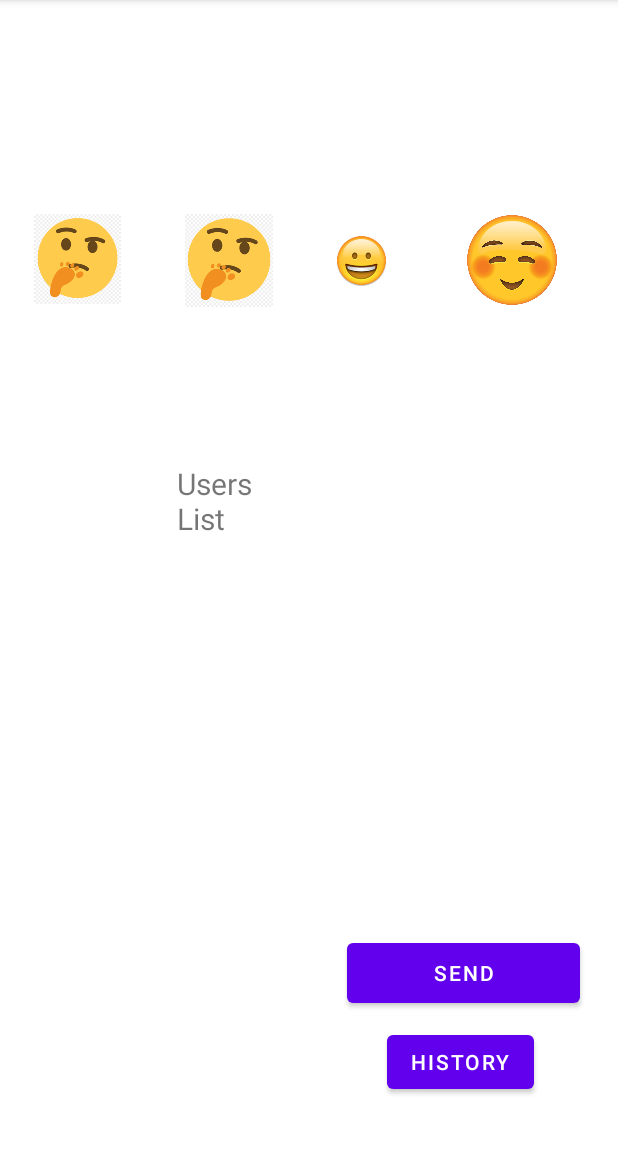
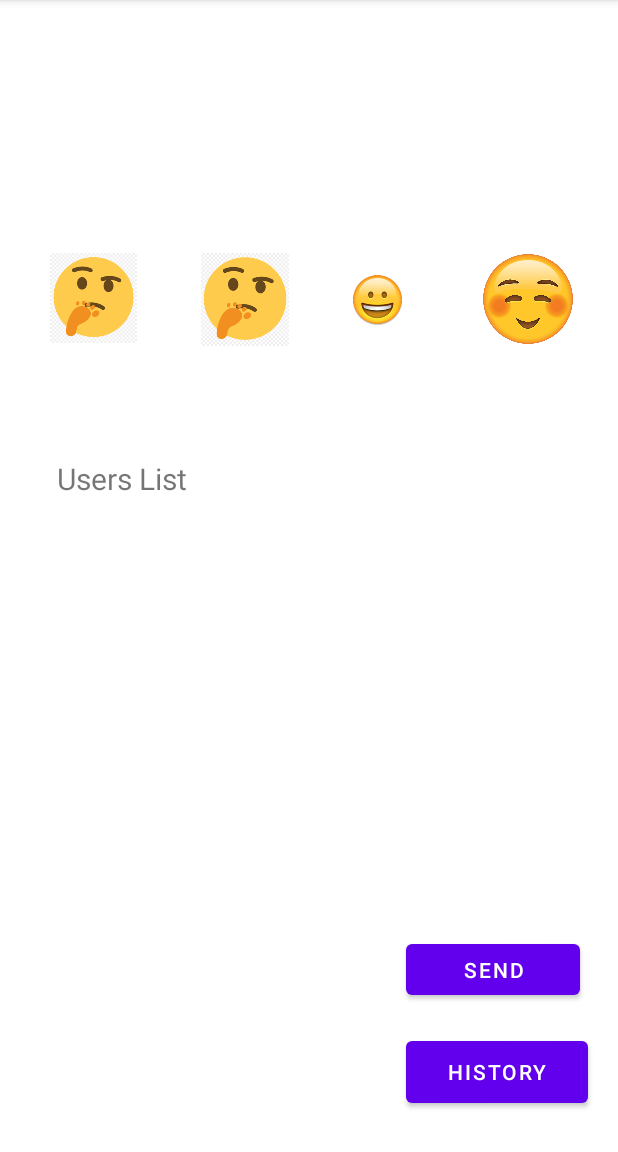
Before and after one commit to YiqianDeng/PawFriends-Team_Firebase-aassignment, an Android app: the StickerSendActivity screen opened directly, with no data from a screen before it, on a phone screen of 412 x 824 dp, the part 84-1236 px from its top. Run offline under Robolectric (Android 15) with nearby library versions, the phone set to English and light mode, and no system bars; our stand-ins replace Firebase (no records; nobody signed in at launch, a user with empty details on screens opened directly).

Commit message:
latest version

```diff
--- a/app/src/main/java/edu/neu/madcourse/firebase/MessagingService.java
+++ b/app/src/main/java/edu/neu/madcourse/firebase/MessagingService.java
@@ -29,6 +29,7 @@ public class MessagingService extends FirebaseMessagingService {
     @Override
     public void onMessageReceived(RemoteMessage remoteMessage) {
         remoteMessage.getData();
+        int i =0 ;
         if (remoteMessage.getNotification() != null) {
             showNotification(remoteMessage.getNotification().getBody(), remoteMessage.getNotification().getTag());
         }
--- a/app/src/main/java/edu/neu/madcourse/firebase/StickerSendActivity.java
+++ b/app/src/main/java/edu/neu/madcourse/firebase/StickerSendActivity.java
@@ -64,8 +64,8 @@ public class StickerSendActivity extends AppCompatActivity {
         //initial
         SERVER_KEY = getIntent().getStringExtra("SERVER_KEY");
         username = getIntent().getStringExtra("username");
-        int i = 0;
-        Log.d(TAG, username.toString());
+//        int i = 0;
+//        Log.d(TAG, username.toString());
         Button bttn_send_img = findViewById(R.id.bttn_send_img);
 
 
@@ -166,7 +166,7 @@ public class StickerSendActivity extends AppCompatActivity {
                             }
                         }).start();
 
-                }else {
+                    }else {
                         Toast.makeText(getApplicationContext(), "Connection Error", Toast.LENGTH_LONG).show();
                     }
 
--- a/app/src/main/res/layout/activity_send_page.xml
+++ b/app/src/main/res/layout/activity_send_page.xml
@@ -12,74 +12,71 @@
         android:id="@+id/include"
         layout="@layout/content_emoji"
         android:layout_width="390dp"
-        android:layout_height="141dp"
-        android:layout_marginTop="93dp"
-        android:layout_marginBottom="422dp"
-        app:layout_constraintBottom_toTopOf="@+id/bttn_history"
-        app:layout_constraintTop_toTopOf="@+id/textWindow"
-        app:layout_constraintVertical_bias="1.0"
-        tools:layout_editor_absoluteX="10dp" />
+        android:layout_height="140dp"
+        app:layout_constraintBottom_toBottomOf="parent"
+        app:layout_constraintEnd_toEndOf="parent"
+        app:layout_constraintHorizontal_bias="0.476"
+        app:layout_constraintStart_toStartOf="parent"
+        app:layout_constraintTop_toTopOf="parent"
+        app:layout_constraintVertical_bias="0.213" />
 
     <ListView
         android:id="@+id/usersListView"
-        android:layout_width="199dp"
-        android:layout_height="239dp"
-        android:layout_marginStart="40dp"
-        android:layout_marginBottom="154dp"
+        android:layout_width="194dp"
+        android:layout_height="255dp"
         app:layout_constraintBottom_toBottomOf="parent"
+        app:layout_constraintEnd_toEndOf="parent"
+        app:layout_constraintHorizontal_bias="0.175"
         app:layout_constraintStart_toStartOf="parent"
-        app:layout_constraintTop_toBottomOf="@+id/textView" />
+        app:layout_constraintTop_toBottomOf="@+id/include"
+        app:layout_constraintVertical_bias="0.431" />
 
     <TextView
         android:id="@+id/textWindow"
-        android:layout_width="0dp"
-        android:layout_height="wrap_content"
+        android:layout_width="370dp"
+        android:layout_height="45dp"
         android:textAlignment="center"
         android:textSize="18sp"
-        app:layout_constraintBottom_toBottomOf="parent"
+        app:layout_constraintBottom_toTopOf="@+id/include"
         app:layout_constraintEnd_toEndOf="parent"
         app:layout_constraintStart_toStartOf="parent"
-        app:layout_constraintTop_toTopOf="parent"
-        app:layout_constraintVertical_bias="0.037" />
+        app:layout_constraintTop_toTopOf="parent" />
 
     <Button
         android:id="@+id/bttn_send_img"
-        android:layout_width="155dp"
-        android:layout_height="52dp"
+        android:layout_width="116dp"
+        android:layout_height="46dp"
         android:text="@string/send"
         app:layout_constraintBottom_toBottomOf="parent"
         app:layout_constraintEnd_toEndOf="parent"
-        app:layout_constraintHorizontal_bias="0.902"
+        app:layout_constraintHorizontal_bias="0.915"
         app:layout_constraintStart_toStartOf="parent"
         app:layout_constraintTop_toBottomOf="@+id/include"
-        app:layout_constraintVertical_bias="0.795" />
-
+        app:layout_constraintVertical_bias="0.773" />
 
     <TextView
         android:id="@+id/textView"
-        android:layout_width="83dp"
-        android:layout_height="56dp"
-        android:layout_marginStart="40dp"
-        android:layout_marginEnd="38dp"
-        android:layout_marginBottom="403dp"
+        android:layout_width="194dp"
+        android:layout_height="40dp"
         android:text="@string/users_list"
         android:textSize="20sp"
         app:layout_constraintBottom_toBottomOf="parent"
-        app:layout_constraintEnd_toEndOf="@+id/usersListView"
-        app:layout_constraintHorizontal_bias="1.0"
+        app:layout_constraintEnd_toEndOf="parent"
+        app:layout_constraintHorizontal_bias="0.175"
         app:layout_constraintStart_toStartOf="parent"
         app:layout_constraintTop_toBottomOf="@+id/include"
-        app:layout_constraintVertical_bias="1.0" />
+        app:layout_constraintVertical_bias="0.043" />
 
     <Button
         android:id="@+id/bttn_history"
-        android:layout_width="wrap_content"
-        android:layout_height="wrap_content"
-        android:layout_marginBottom="36dp"
-        android:text="history"
+        android:layout_width="121dp"
+        android:layout_height="53dp"
+        android:text="@string/history"
         app:layout_constraintBottom_toBottomOf="parent"
         app:layout_constraintEnd_toEndOf="parent"
-        app:layout_constraintHorizontal_bias="0.821"
-        app:layout_constraintStart_toStartOf="parent" />
+        app:layout_constraintHorizontal_bias="0.931"
+        app:layout_constraintStart_toStartOf="parent"
+        app:layout_constraintTop_toBottomOf="@+id/include"
+        app:layout_constraintVertical_bias="0.937" />
 
 </androidx.constraintlayout.widget.ConstraintLayout>
--- a/app/src/main/res/values/strings.xml
+++ b/app/src/main/res/values/strings.xml
@@ -20,4 +20,5 @@
     <string name="emoji_3">emoji_3</string>
     <string name="emoji_4">emoji_4</string>
     <string name="history">history</string>
+
 </resources>
```
Also changed, not shown: app/src/main/AndroidManifest.xml (+17 -2 lines), app/src/main/java/edu/neu/madcourse/firebase/MainActivity.java (+17 -9 lines), app/src/main/java/edu/neu/madcourse/firebase/SentStickerActivity.java (+21 -9 lines), app/src/main/java/edu/neu/madcourse/firebase/chooseRecipientActivity.java (+10 -12 lines).
